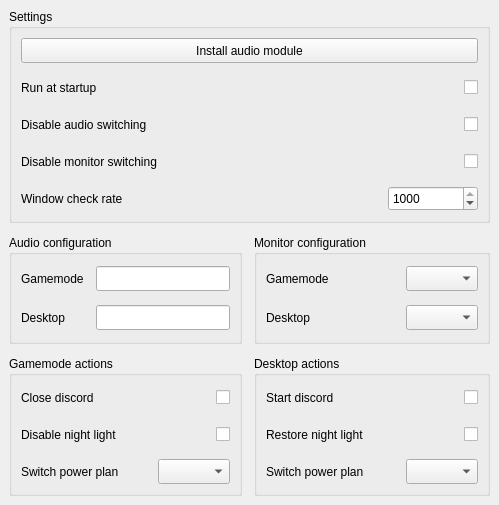
Before: the Qt Designer form src/BigPictureTV/bigpicturetv.ui in Odizinne/BigPictureTV, drawn with Qt 5.
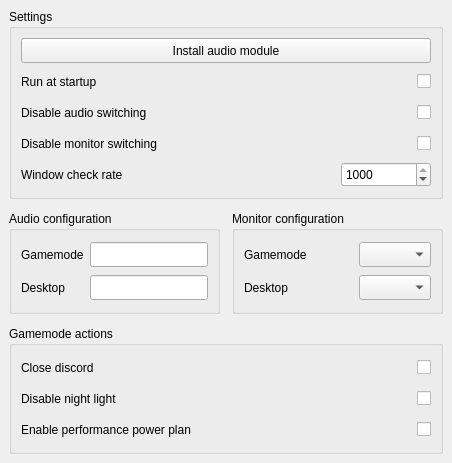
After: the same form once the commit is applied.

Commit message: Actions rework

```diff
--- a/src/BigPictureTV/bigpicturetv.ui
+++ b/src/BigPictureTV/bigpicturetv.ui
@@ -6,8 +6,8 @@
    <rect>
     <x>0</x>
     <y>0</y>
-    <width>499</width>
-    <height>505</height>
+    <width>452</width>
+    <height>463</height>
    </rect>
   </property>
   <property name="sizePolicy">
@@ -30,121 +30,6 @@
     <property name="spacing">
      <number>12</number>
     </property>
-    <item row="2" column="0">
-     <widget class="QGroupBox" name="gamemodeActionsGroupBox">
-      <property name="title">
-       <string>Gamemode actions</string>
-      </property>
-      <property name="flat">
-       <bool>false</bool>
-      </property>
-      <property name="checkable">
-       <bool>false</bool>
-      </property>
-      <property name="checked">
-       <bool>false</bool>
-      </property>
-      <layout class="QGridLayout" name="gridLayout_6">
-       <property name="spacing">
-        <number>12</number>
-       </property>
-       <item row="0" column="2">
-        <widget class="QCheckBox" name="closeDiscordCheckBox">
-         <property name="minimumSize">
-          <size>
-           <width>0</width>
-           <height>25</height>
-          </size>
-         </property>
-         <property name="layoutDirection">
-          <enum>Qt::LayoutDirection::RightToLeft</enum>
-         </property>
-         <property name="text">
-          <string/>
-         </property>
-        </widget>
-       </item>
-       <item row="0" column="0">
-        <widget class="QLabel" name="CloseDiscordLabel">
-         <property name="minimumSize">
-          <size>
-           <width>0</width>
-           <height>25</height>
-          </size>
-         </property>
-         <property name="text">
-          <string>Close discord</string>
-         </property>
-        </widget>
-       </item>
-       <item row="2" column="0">
-        <widget class="QLabel" name="gamemodePowerPlanLabel">
-         <property name="minimumSize">
-          <size>
-           <width>0</width>
-           <height>25</height>
-          </size>
-         </property>
-         <property name="text">
-          <string>Switch power plan</string>
-         </property>
-        </widget>
-       </item>
-       <item row="1" column="0">
-        <widget class="QLabel" name="disableNightLightLabel">
-         <property name="minimumSize">
-          <size>
-           <width>0</width>
-           <height>25</height>
-          </size>
-         </property>
-         <property name="text">
-          <string>Disable night light</string>
-         </property>
-        </widget>
-       </item>
-       <item row="2" column="2">
-        <widget class="QComboBox" name="gamemodePowerPlanComboBox">
-         <property name="minimumSize">
-          <size>
-           <width>0</width>
-           <height>25</height>
-          </size>
-         </property>
-        </widget>
-       </item>
-       <item row="1" column="2">
-        <widget class="QCheckBox" name="disableNightLightCheckBox">
-         <property name="minimumSize">
-          <size>
-           <width>0</width>
-           <height>25</height>
-          </size>
-         </property>
-         <property name="layoutDirection">
-          <enum>Qt::LayoutDirection::RightToLeft</enum>
-         </property>
-         <property name="text">
-          <string/>
-         </property>
-        </widget>
-       </item>
-       <item row="2" column="1">
-        <spacer name="horizontalSpacer_3">
-         <property name="orientation">
-          <enum>Qt::Orientation::Horizontal</enum>
-         </property>
-         <property name="sizeHint" stdset="0">
-          <size>
-           <width>40</width>
-           <height>20</height>
-          </size>
-         </property>
-        </spacer>
-       </item>
-      </layout>
-     </widget>
-    </item>
     <item row="1" column="0">
      <widget class="QGroupBox" name="audioGroupBox">
       <property name="title">
@@ -152,7 +37,7 @@
       </property>
       <layout class="QGridLayout" name="gridLayout_5">
        <property name="spacing">
-        <number>12</number>
+        <number>6</number>
        </property>
        <item row="0" column="0">
         <widget class="QLabel" name="gamemodeAudioLabel">
@@ -222,7 +107,7 @@
       </property>
       <layout class="QGridLayout" name="gridLayout_3">
        <property name="spacing">
-        <number>12</number>
+        <number>6</number>
        </property>
        <item row="0" column="0">
         <widget class="QLabel" name="gamemodeMonitorLabel">
@@ -295,112 +180,6 @@
       </layout>
      </widget>
     </item>
-    <item row="2" column="1">
-     <widget class="QGroupBox" name="desktopActionsGroupBox">
-      <property name="title">
-       <string>Desktop actions</string>
-      </property>
-      <layout class="QGridLayout" name="gridLayout_7">
-       <property name="spacing">
-        <number>12</number>
-       </property>
-       <item row="2" column="0">
-        <widget class="QLabel" name="desktopPowerPlanLabel">
-         <property name="minimumSize">
-          <size>
-           <width>0</width>
-           <height>25</height>
-          </size>
-         </property>
-         <property name="text">
-          <string>Switch power plan</string>
-         </property>
-        </widget>
-       </item>
-       <item row="1" column="0">
-        <widget class="QLabel" name="restoreNightLightLabel">
-         <property name="minimumSize">
-          <size>
-           <width>0</width>
-           <height>25</height>
-          </size>
-         </property>
-         <property name="text">
-          <string>Restore night light </string>
-         </property>
-        </widget>
-       </item>
-       <item row="2" column="2">
-        <widget class="QComboBox" name="desktopPowerPlanComboBox">
-         <property name="minimumSize">
-          <size>
-           <width>0</width>
-           <height>25</height>
-          </size>
-         </property>
-        </widget>
-       </item>
-       <item row="0" column="0">
-        <widget class="QLabel" name="startDiscordLabel">
-         <property name="minimumSize">
-          <size>
-           <width>0</width>
-           <height>25</height>
-          </size>
-         </property>
-         <property name="text">
-          <string>Start discord</string>
-         </property>
-        </widget>
-       </item>
-       <item row="1" column="2">
-        <widget class="QCheckBox" name="restoreNightLightCheckBox">
-         <property name="minimumSize">
-          <size>
-           <width>0</width>
-           <height>25</height>
-          </size>
-         </property>
-         <property name="layoutDirection">
-          <enum>Qt::LayoutDirection::RightToLeft</enum>
-         </property>
-         <property name="text">
-          <string/>
-         </property>
-        </widget>
-       </item>
-       <item row="0" column="2">
-        <widget class="QCheckBox" name="startDiscordCheckBox">
-         <property name="minimumSize">
-          <size>
-           <width>0</width>
-           <height>25</height>
-          </size>
-         </property>
-         <property name="layoutDirection">
-          <enum>Qt::LayoutDirection::RightToLeft</enum>
-         </property>
-         <property name="text">
-          <string/>
-         </property>
-        </widget>
-       </item>
-       <item row="2" column="1">
-        <spacer name="horizontalSpacer_4">
-         <property name="orientation">
-          <enum>Qt::Orientation::Horizontal</enum>
-         </property>
-         <property name="sizeHint" stdset="0">
-          <size>
-           <width>40</width>
-           <height>20</height>
-          </size>
-         </property>
-        </spacer>
-       </item>
-      </layout>
-     </widget>
-    </item>
     <item row="0" column="0" colspan="2">
      <widget class="QGroupBox" name="settingsGroupBox">
       <property name="minimumSize">
@@ -414,7 +193,7 @@
       </property>
       <layout class="QGridLayout" name="gridLayout">
        <property name="spacing">
-        <number>12</number>
+        <number>6</number>
        </property>
        <item row="2" column="1" colspan="2">
         <widget class="QCheckBox" name="disableAudioCheckBox">
@@ -576,6 +355,123 @@
       </layout>
      </widget>
     </item>
+    <item row="2" column="0" colspan="2">
+     <widget class="QGroupBox" name="gamemodeActionsGroupBox">
+      <property name="title">
+       <string>Gamemode actions</string>
+      </property>
+      <property name="flat">
+       <bool>false</bool>
+      </property>
+      <property name="checkable">
+       <bool>false</bool>
+      </property>
+      <property name="checked">
+       <bool>false</bool>
+      </property>
+      <layout class="QGridLayout" name="gridLayout_6">
+       <property name="spacing">
+        <number>6</number>
+       </property>
+       <item row="2" column="0">
+        <widget class="QLabel" name="gamemodePowerPlanLabel">
+         <property name="minimumSize">
+          <size>
+           <width>0</width>
+           <height>25</height>
+          </size>
+         </property>
+         <property name="toolTip">
+          <string>Will revert to previously set power plan</string>
+         </property>
+         <property name="text">
+          <string>Enable performance power plan</string>
+         </property>
+        </widget>
+       </item>
+       <item row="1" column="0">
+        <widget class="QLabel" name="disableNightLightLabel">
+         <property name="minimumSize">
+          <size>
+           <width>0</width>
+           <height>25</height>
+          </size>
+         </property>
+         <property name="toolTip">
+          <string>Will revert to previous night light state</string>
+         </property>
+         <property name="text">
+          <string>Disable night light</string>
+         </property>
+        </widget>
+       </item>
+       <item row="0" column="0">
+        <widget class="QLabel" name="CloseDiscordLabel">
+         <property name="minimumSize">
+          <size>
+           <width>0</width>
+           <height>25</height>
+          </size>
+         </property>
+         <property name="toolTip">
+          <string>Will reopen discord in desktop mode</string>
+         </property>
+         <property name="text">
+          <string>Close discord</string>
+         </property>
+        </widget>
+       </item>
+       <item row="0" column="1">
+        <widget class="QCheckBox" name="closeDiscordCheckBox">
+         <property name="minimumSize">
+          <size>
+           <width>0</width>
+           <height>25</height>
+          </size>
+         </property>
+         <property name="layoutDirection">
+          <enum>Qt::LayoutDirection::RightToLeft</enum>
+         </property>
+         <property name="text">
+          <string/>
+         </property>
+        </widget>
+       </item>
+       <item row="1" column="1">
+        <widget class="QCheckBox" name="disableNightLightCheckBox">
+         <property name="minimumSize">
+          <size>
+           <width>0</width>
+           <height>25</height>
+          </size>
+         </property>
+         <property name="layoutDirection">
+          <enum>Qt::LayoutDirection::RightToLeft</enum>
+         </property>
+         <property name="text">
+          <string/>
+         </property>
+        </widget>
+       </item>
+       <item row="2" column="1">
+        <widget class="QCheckBox" name="enablePerformancePowerPlan">
+         <property name="minimumSize">
+          <size>
+           <width>0</width>
+           <height>25</height>
+          </size>
+         </property>
+         <property name="layoutDirection">
+          <enum>Qt::LayoutDirection::RightToLeft</enum>
+         </property>
+         <property name="text">
+          <string/>
+         </property>
+        </widget>
+       </item>
+      </layout>
+     </widget>
+    </item>
    </layout>
   </widget>
  </widget>
```
The commit also changes 5 other files.
